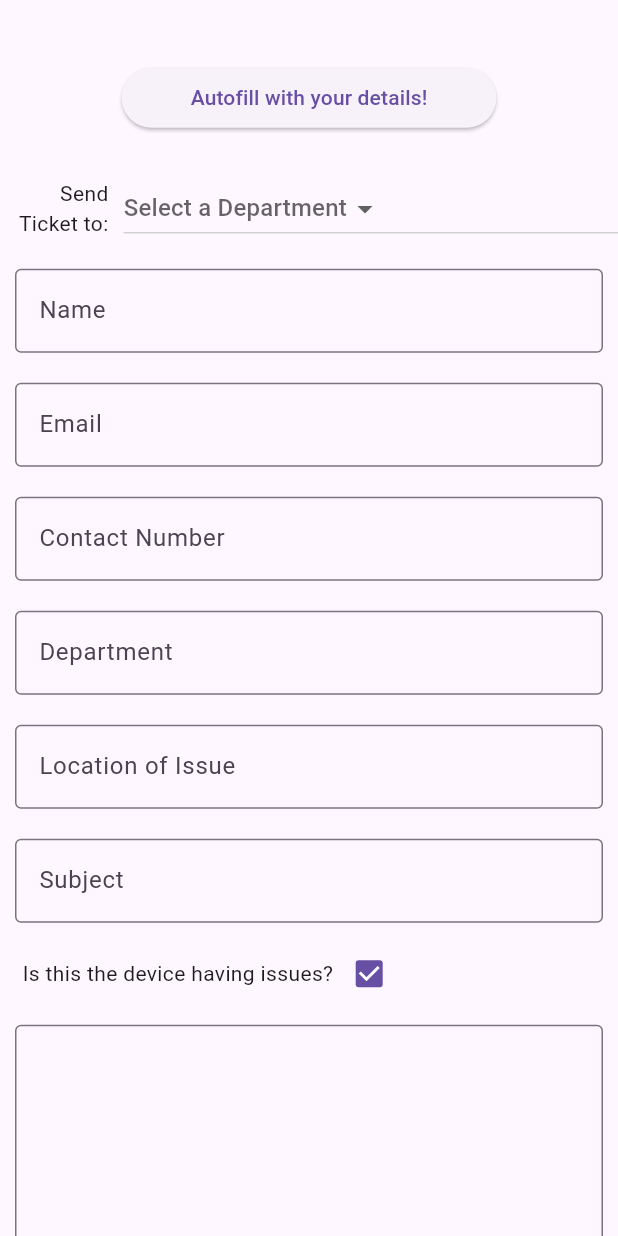
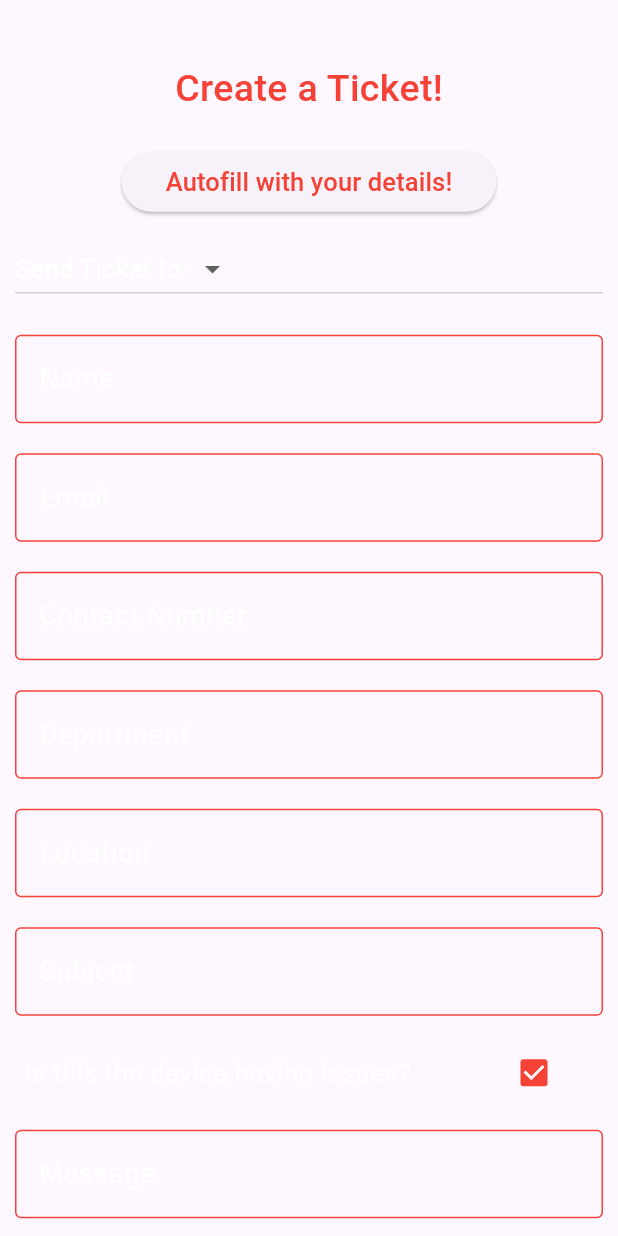
Before and after one commit to nishaalnaseer/help_desk_frontend, a Flutter app: the CreateTicket widget shown alone on an empty page, opened directly with empty values, on a phone screen of 412 x 824 dp. Run offline on Flutter 3.47's test engine with Material 2 defaults, Android fonts, the phone set to English and light mode, and no system bars; our stand-ins replace date_time_picker.

Commit message:
two things: started dark mode and create ticket post request in progress

```diff
--- a/lib/application_models.dart
+++ b/lib/application_models.dart
@@ -91,25 +91,37 @@ class Device {
 }
 
 class User {
+  final int id;
   String name;
+  String email;
+  String number;
+  String location;
   String department;
   List<Device> devices = [];
 
   User({
+    required this.id,
     required this.name,
     required this.department,
+    required this.email,
+    required this.number,
+    required this.location,
     List<Device>? devices
   });
 
   factory User.fromJson(Map<String, dynamic> json) {
     return User(
+      id: json["u_id"],
       name: json["submitted_by"],
       department: json["name_ticket"],
+      email: json["email"],
+      number: json["number"],
+      location: json["location"],
       devices: json["devices"] != null ?
         List.generate(json["devices"].lenght,
                 (index) => Device.fromJson(json["devices"][index])
         ) :
-        null,
+        [],
     );
   }
 }
@@ -117,6 +129,7 @@ class User {
 class Ticket {
   final int tId;
   final int submittedBy;
+  final String ticketTo;
   final String nameTicket;
   final String emailTicket;
   final String numberTicket;
@@ -124,11 +137,12 @@ class Ticket {
   final String location;
   final String subject;
   final String message;
-  late Device device;
+  List<int>? devices = [];
 
   Ticket({
     required this.tId,
     required this.submittedBy,
+    required this.ticketTo,
     required this.nameTicket,
     required this.emailTicket,
     required this.numberTicket,
@@ -136,13 +150,14 @@ class Ticket {
     required this.location,
     required this.subject,
     required this.message,
-    Device? device,
+    this.devices
   });
 
   factory Ticket.fromJson(Map<String, dynamic> json) {
     return Ticket(
       tId: json["t_id"],
       submittedBy: json["submitted_by"],
+      ticketTo: json["ticket_to"],
       nameTicket: json["name"],
       emailTicket: json["email"],
       numberTicket: json["contact_num"],
@@ -150,8 +165,24 @@ class Ticket {
       location: json["location"],
       subject: json["subject"],
       message: json["message"],
-      device: json["device"] != null ? Device.fromJson(json["device"]) : null,
+      devices: json["devices"] ?? [],
       // devices?
     );
   }
+
+  Map<String, dynamic> toJson() {
+    return {
+      "t_id": tId,
+      "submitted_by": submittedBy,
+      "ticket_to": ticketTo,
+      "name": nameTicket,
+      "email": emailTicket,
+      "contact_num": numberTicket,
+      "department": deptTicket,
+      "location": location,
+      "subject": subject,
+      "message": message,
+      "devices": devices
+    };
+  }
 }
--- a/lib/create_ticket.dart
+++ b/lib/create_ticket.dart
@@ -1,10 +1,19 @@
+import 'dart:convert';
+
 import 'package:flutter/material.dart';
+
+import 'package:http/http.dart' as http;
+
 import 'supporting.dart' as supporting;
+import 'application_models.dart';
 
 class CreateTicket extends StatefulWidget {
   final String protocol;
   final String domain;
-  const CreateTicket({Key? key, required this.protocol, required this.domain}) : super(key: key);
+  final User user;
+  const CreateTicket({
+    Key? key, required this.protocol, required this.domain, required this.user
+  }) : super(key: key);
 
   @override
   State<CreateTicket> createState() => _CreateTicketState();
@@ -14,6 +23,7 @@ class _CreateTicketState extends State<CreateTicket> {
   TextEditingController nameController = TextEditingController();
   TextEditingController emailController = TextEditingController();
   String email = "";
+  String name = "";
   TextEditingController numController = TextEditingController();
   String contacts = "";
   TextEditingController deptController = TextEditingController();
@@ -26,6 +36,42 @@ class _CreateTicketState extends State<CreateTicket> {
   String message = "";
   String username = "";
   bool isThisDevice = true;
+
+  Padding inputField(
+      TextEditingController controller, String holder, String display,
+      {int maximumLines = 1, int minimumLines = 1}) {
+    return Padding (
+      padding: const EdgeInsets.all(10),
+      child: TextField(
+        controller: controller,
+        cursorColor: Colors.red,
+        minLines: minimumLines,
+        maxLines: maximumLines,
+        onChanged: (value) => holder = value,
+        style: const TextStyle(
+            fontSize: 18,
+            color: Colors.white
+        ),
+        decoration: InputDecoration(
+          border: const OutlineInputBorder(),
+          focusedBorder: const OutlineInputBorder(
+            borderSide: BorderSide(color: Colors.red), // Change the color here
+          ),
+          enabledBorder: const OutlineInputBorder(
+            borderSide: BorderSide(color: Colors.red), // Change the color here
+          ),
+          errorBorder: const OutlineInputBorder(
+            borderSide: BorderSide(color: Colors.red), // Change the color here
+          ),
+          labelText: display,
+          labelStyle: const TextStyle(
+              fontSize: 18,
+              color: Colors.white
+          ),
+        ),
+      ),
+    );
+  }
 
   List<String> ticketForDepartments = ["IT"];
   List<String> ticketingDepartments = [];
@@ -44,37 +90,65 @@ class _CreateTicketState extends State<CreateTicket> {
                 10,
                 20
             ),
+            child: const Text(
+              "Create a Ticket!",
+              style: TextStyle(
+                fontSize: 25,
+                fontWeight: FontWeight.w500,
+                color: Colors.red
+              ),
+            ),
+          ),
+        ),
+        Center(
+          child: Padding(
+            padding: const EdgeInsets.all(0),
             child: SizedBox(
               width: 250,
               child: ElevatedButton(
-                onPressed: () {  },
+                onPressed: () {
+                  nameController.text = widget.user.name;
+                  emailController.text = widget.user.email;
+                  numController.text = widget.user.number;
+                  deptController.text = widget.user.department;
+                  locationController.text = widget.user.location;
+                  setState(() {
+
+                  });
+                },
                 child: const Text(
-                  "Autofill with your details!"
+                  "Autofill with your details!",
+                  style: TextStyle(
+                    fontSize: 17,
+                    color: Colors.red,
+                    fontWeight: FontWeight.w500
                   ),
                 ),
               ),
             ),
           ),
-        Row(
-          children: [
-            const Expanded(
-              flex: 20,
-              child: Padding(
-                padding: EdgeInsets.all(10),
-                child: Text(
-                  "Send Ticket to: ",
-                  textAlign: TextAlign.right,
+        ),
+        Padding(
+          padding: const EdgeInsets.all(10),
+          child: DropdownButton<String>(
+            focusColor: Colors.transparent,
+            dropdownColor: Colors.red[800],
+            hint: departmentSelected ? Text(
+              'Send Ticket to: $selectedDepartment',
+              style: const TextStyle(
+                fontSize: 17,
+                fontWeight: FontWeight.w500,
+                color: Colors.white
+              ),
+            ) : const Text(
+              'Send Ticket to: ',
+              style: TextStyle(
+                  fontSize: 17,
+                  fontWeight: FontWeight.w500,
+                  color: Colors.white
               ),
             ),
-            ),
-            Expanded(
-              flex: 80,
-              child: SizedBox(
-                width: 150,
-                child: DropdownButton<String>(
-                  hint: departmentSelected ? Text(selectedDepartment) : const Text('Select a Department'),
             elevation: 16,
-                  dropdownColor: Colors.purple[100],
             onChanged: (String? newValue) {
               if(newValue == null) {
                 return;
@@ -87,119 +161,94 @@ class _CreateTicketState extends State<CreateTicket> {
             items: ticketForDepartments.map<DropdownMenuItem<String>>((String value) {
               return DropdownMenuItem<String>(
                 value: value,
-                      child: Text(value),
+                child: Text(
+                  value,
+                  style: const TextStyle(
+                    color: Colors.white,
+                    fontWeight: FontWeight.w500
+                  ),
+                ),
               );
             }).toList(),
           ),
         ),
-            )
-          ],
-        ),
-        Padding(
-          padding: const EdgeInsets.all(10),
-          child: TextField(
-            controller: nameController,
-            onChanged: (value) => username = value,
-            decoration: const InputDecoration(
-              border: OutlineInputBorder(),
-              labelText: 'Name',
+        inputField(nameController, name, "Name"),
+        inputField(emailController, email, "Email"),
+        inputField(numController, contacts, "Contact Number"),
+        inputField(deptController, department, "Department"),
+        inputField(locationController, location, "Location"),
+        inputField(subjectController, subject, "Subject"),
+        Align(
+          alignment: Alignment.bottomLeft,
+          child: SizedBox(
+            width: 400,
+            child: CheckboxListTile(
+              title: const Text(
+                "Is this the device having issues?",
+                style: TextStyle(
+                    color: Colors.white,
+                    fontSize: 17
                 ),
               ),
-        ),
-        Padding(
-          padding: const EdgeInsets.all(10),
-          child: TextField(
-            controller: emailController,
-            onChanged: (value) => email = value,
-            decoration: const InputDecoration(
-              border: OutlineInputBorder(),
-              labelText: 'Email',
-            ),
-          ),
-        ),
-        Padding(
-          padding: const EdgeInsets.all(10),
-          child: TextField(
-            controller: numController,
-            onChanged: (value) => contacts = value,
-            decoration: const InputDecoration(
-              border: OutlineInputBorder(),
-              labelText: 'Contact Number',
-            ),
-          ),
-        ),
-        Padding(
-          padding: const EdgeInsets.all(10),
-          child: TextField(
-            controller: deptController,
-            onChanged: (value) => department = value,
-            decoration: const InputDecoration(
-              border: OutlineInputBorder(),
-              labelText: 'Department',
-            ),
-          ),
-        ),
-        Padding(
-          padding: const EdgeInsets.all(10),
-          child: TextField(
-            controller: locationController,
-            onChanged: (value) => location = value,
-            decoration: const InputDecoration(
-              border: OutlineInputBorder(),
-              labelText: 'Location of Issue',
-            ),
-          ),
-        ),
-        Padding(
-          padding: const EdgeInsets.all(10),
-          child: TextField(
-            controller: subjectController,
-            onChanged: (value) => subject = value,
-            decoration: const InputDecoration(
-              border: OutlineInputBorder(),
-              labelText: 'Subject',
-            ),
-          ),
-        ),
-        Row(
-          children: [
-            const Padding(
-              padding: EdgeInsets.fromLTRB(15, 10, 0, 10),
-              child: Text("Is this the device having issues?"),
-            ),
-            Container(
-              alignment: Alignment.bottomLeft,
-              child: Checkbox(
-
-                value: isThisDevice, // Pass the boolean variable to the value property
+              // activeColor: Colors.white,
+              selectedTileColor: Colors.red,
+              checkColor: Colors.white,
+              value: isThisDevice,
+              fillColor: MaterialStateProperty.all<Color>(Colors.red),
+              hoverColor: Colors.red[100],
               onChanged: (bool? value) {
                 setState(() {
-                    isThisDevice = value ?? false; // Update the checkbox state when it's toggled
+                  isThisDevice = value ?? false;
                 });
               },
             ),
           ),
-          ],
         ),
-        Padding(
-          padding: const EdgeInsets.all(10),
-          child: TextField(
-            maxLines: 15,
-            controller: messageController,
-            onChanged: (value) => message = value,
-            keyboardType: TextInputType.multiline,
-            decoration: const InputDecoration(
-              border: OutlineInputBorder(),
-              labelText: 'Message',
-            ),
-          ),
+        inputField(
+            messageController, message, "Message",
+            maximumLines: 50, minimumLines: 1
         ),
         Center(
           child: Padding(
             padding: const EdgeInsets.all(20),
             child: SizedBox(
               child: ElevatedButton(
-                onPressed: () {  },
+                onPressed: () async {
+
+                  Ticket ticket = Ticket(
+                    tId: 0,
+                    submittedBy: widget.user.id,
+                    ticketTo: selectedDepartment,
+                    nameTicket: nameController.text,
+                    emailTicket: emailController.text,
+                    numberTicket: numController.text,
+                    deptTicket: deptController.text,
+                    location: locationController.text,
+                    subject: subjectController.text,
+                    message: messageController.text,
+                    devices: [1]
+                  );
+
+                  // Convert the object to a JSON string
+                  String jsonBody = jsonEncode(ticket.toJson());
+                  print(jsonBody);
+
+                  // Set the request headers and body
+                  Map<String, String> headers = {'Content-Type': 'application/json'};
+                  String url = 'http://127.0.0.1:8000/ticket';
+
+                  // Make the POST request
+                  http.Response response = await http.post(Uri.parse(url), headers: headers, body: jsonBody);
+
+                  // Check the response
+                  if (response.statusCode == 200) {
+                    // Request successful
+                    print('Object sent successfully');
+                  } else {
+                    // Request failed
+                    print('Failed to send object');
+                  }
+                },
                 child: const Text(
                   "Submit!"
                 ),
--- a/lib/supporting.dart
+++ b/lib/supporting.dart
@@ -28,3 +28,8 @@ double getWindowHeight(BuildContext context) {
 double getWindowWidth(BuildContext context) {
   return MediaQuery.of(context).size.width;
 }
+
+Color hexToColor(String hexString) {
+  final hexCode = hexString.replaceAll('#', '');
+  return Color(int.parse('FF$hexCode', radix: 16));
+}
```
Also changed, not shown: lib/app_base.dart (+29 -22 lines), lib/main.dart (+89 -12 lines), pubspec.yaml (+5 -4 lines), pubspec.lock. Lines whose indentation alone changed are shown as unchanged.
